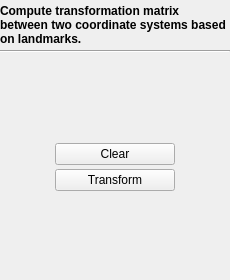
First picture: the form in fCal/Toolboxes/LandmarkTransformationToolbox.ui, repository bpycinski/PlusApp, before the edit.
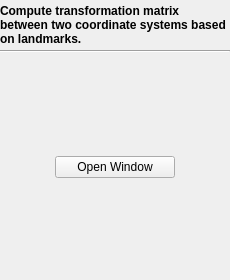
Second picture: the form after the edit.

Commit message: Dodano klase LandmarkTaransformationToolnox, prawidlowo wyswietla il sse i  wldadimir

```diff
--- a/fCal/Toolboxes/LandmarkTransformationToolbox.ui
+++ b/fCal/Toolboxes/LandmarkTransformationToolbox.ui
@@ -64,13 +64,13 @@
         </size>
        </property>
        <property name="text">
-        <string>Clear</string>
+        <string>Open Window</string>
        </property>
       </widget>
      </item>
     </layout>
    </item>
-   <item row="6" column="0">
+   <item row="5" column="0">
     <spacer name="verticalSpacer_2">
      <property name="orientation">
       <enum>Qt::Vertical</enum>
@@ -99,40 +99,6 @@
      </property>
     </spacer>
    </item>
-   <item row="5" column="0">
-    <layout class="QHBoxLayout" name="horizontalLayout_4">
-     <item>
-      <widget class="QPushButton" name="pushButton_Save">
-       <property name="sizePolicy">
-        <sizepolicy hsizetype="Fixed" vsizetype="Fixed">
-         <horstretch>0</horstretch>
-         <verstretch>0</verstretch>
-        </sizepolicy>
-       </property>
-       <property name="minimumSize">
-        <size>
-         <width>120</width>
-         <height>0</height>
-        </size>
-       </property>
-       <property name="maximumSize">
-        <size>
-         <width>120</width>
-         <height>16777215</height>
-        </size>
-       </property>
-       <property name="text">
-        <string>Transform</string>
-       </property>
-       <!--<property name="icon">
-        <iconset resource="../fCal.qrc">
-         <normaloff>:/icons/Resources/icon_Save.png</normaloff>:/icons/Resources/icon_Save.png</iconset>
-       </property>
-       -->
-      </widget>
-     </item>
-    </layout>
-   </item>
    <item row="0" column="0">
     <widget class="QLabel" name="label_State">
      <property name="font">
```
Left out of the diff: 2 changed lines with no effect on the pictures. The commit also changes 6 other files.
